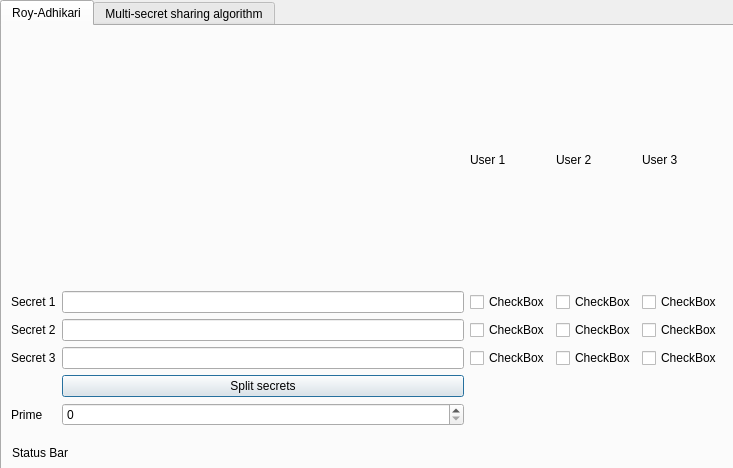
The window that python/gui/multisecret_simple_gui.ui (Qbicz/multi-secret-sharing) describes before a commit, drawn with Qt 5.
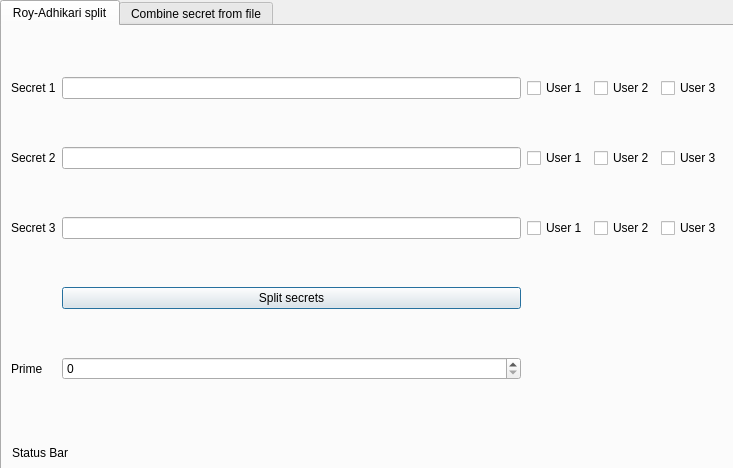
The same window after the commit.

Commit message: created gui for combining secrets

```diff
--- a/python/gui/multisecret_simple_gui.ui
+++ b/python/gui/multisecret_simple_gui.ui
@@ -27,7 +27,7 @@
    </property>
    <widget class="QWidget" name="tab">
     <attribute name="title">
-     <string>Roy-Adhikari</string>
+     <string>Roy-Adhikari split</string>
     </attribute>
     <widget class="QWidget" name="gridLayoutWidget">
      <property name="geometry">
@@ -42,137 +42,116 @@
       <property name="sizeConstraint">
        <enum>QLayout::SetDefaultConstraint</enum>
       </property>
-      <item row="5" column="1">
+      <item row="4" column="1">
        <widget class="QPushButton" name="button_split">
         <property name="text">
          <string>Split secrets</string>
         </property>
        </widget>
       </item>
-      <item row="0" column="3">
-       <widget class="QLabel" name="label_6">
-        <property name="text">
-         <string>User 2</string>
-        </property>
-       </widget>
-      </item>
-      <item row="3" column="2">
+      <item row="2" column="2">
        <widget class="QCheckBox" name="check_s2p1">
         <property name="text">
-         <string>CheckBox</string>
+         <string>User 1</string>
         </property>
        </widget>
       </item>
-      <item row="1" column="1">
+      <item row="0" column="1">
        <widget class="QLineEdit" name="secret_1"/>
       </item>
-      <item row="3" column="0">
+      <item row="2" column="0">
        <widget class="QLabel" name="label_2">
         <property name="text">
          <string>Secret 2</string>
         </property>
        </widget>
       </item>
-      <item row="6" column="1">
+      <item row="5" column="1">
        <widget class="QSpinBox" name="prime"/>
       </item>
-      <item row="4" column="3">
+      <item row="3" column="3">
        <widget class="QCheckBox" name="check_s3p2">
         <property name="text">
-         <string>CheckBox</string>
+         <string>User 2</string>
         </property>
        </widget>
       </item>
-      <item row="4" column="0">
+      <item row="3" column="0">
        <widget class="QLabel" name="label_3">
         <property name="text">
          <string>Secret 3</string>
         </property>
        </widget>
       </item>
-      <item row="1" column="3">
+      <item row="0" column="3">
        <widget class="QCheckBox" name="check_s1p2">
         <property name="text">
-         <string>CheckBox</string>
+         <string>User 2</string>
         </property>
        </widget>
       </item>
-      <item row="1" column="2">
+      <item row="0" column="2">
        <widget class="QCheckBox" name="check_s1p1">
         <property name="text">
-         <string>CheckBox</string>
+         <string>User 1</string>
         </property>
        </widget>
       </item>
       <item row="0" column="4">
-       <widget class="QLabel" name="label_7">
-        <property name="text">
-         <string>User 3</string>
-        </property>
-       </widget>
-      </item>
-      <item row="1" column="4">
        <widget class="QCheckBox" name="check_s1p3">
         <property name="text">
-         <string>CheckBox</string>
+         <string>User 3</string>
         </property>
        </widget>
       </item>
-      <item row="4" column="2">
+      <item row="3" column="2">
        <widget class="QCheckBox" name="check_s3p1">
         <property name="text">
-         <string>CheckBox</string>
+         <string>User 1</string>
         </property>
        </widget>
       </item>
-      <item row="6" column="0">
+      <item row="3" column="1">
+       <widget class="QLineEdit" name="secret_3"/>
+      </item>
+      <item row="5" column="0">
        <widget class="QLabel" name="label_5">
         <property name="text">
          <string>Prime</string>
         </property>
        </widget>
       </item>
-      <item row="4" column="1">
-       <widget class="QLineEdit" name="secret_3"/>
-      </item>
-      <item row="3" column="3">
+      <item row="2" column="3">
        <widget class="QCheckBox" name="check_s2p2">
         <property name="text">
-         <string>CheckBox</string>
+         <string>User 2</string>
         </property>
        </widget>
       </item>
-      <item row="1" column="0">
+      <item row="0" column="0">
        <widget class="QLabel" name="label">
         <property name="text">
          <string>Secret 1</string>
         </property>
        </widget>
       </item>
-      <item row="0" column="2">
-       <widget class="QLabel" name="label_4">
-        <property name="text">
-         <string>User 1</string>
-        </property>
-       </widget>
+      <item row="2" column="1">
+       <widget class="QLineEdit" name="secret_2"/>
       </item>
-      <item row="3" column="4">
+      <item row="2" column="4">
        <widget class="QCheckBox" name="check_s2p3">
         <property name="text">
-         <string>CheckBox</string>
+         <string>User 3</string>
         </property>
        </widget>
       </item>
-      <item row="4" column="4">
+      <item row="3" column="4">
        <widget class="QCheckBox" name="check_s3p3">
         <property name="text">
-         <string>CheckBox</string>
+         <string>User 3</string>
         </property>
        </widget>
       </item>
-      <item row="3" column="1">
-       <widget class="QLineEdit" name="secret_2"/>
-      </item>
      </layout>
     </widget>
     <widget class="QLabel" name="statusbar">
@@ -191,8 +170,75 @@
    </widget>
    <widget class="QWidget" name="tab_2">
     <attribute name="title">
-     <string>Multi-secret sharing algorithm</string>
+     <string>Combine secret from file</string>
     </attribute>
+    <widget class="QWidget" name="gridLayoutWidget_2">
+     <property name="geometry">
+      <rect>
+       <x>10</x>
+       <y>40</y>
+       <width>711</width>
+       <height>391</height>
+      </rect>
+     </property>
+     <layout class="QGridLayout" name="gridLayout_2">
+      <property name="sizeConstraint">
+       <enum>QLayout::SetDefaultConstraint</enum>
+      </property>
+      <item row="3" column="0">
+       <widget class="QLabel" name="label_4">
+        <property name="text">
+         <string>User 2</string>
+        </property>
+       </widget>
+      </item>
+      <item row="4" column="0">
+       <widget class="QLabel" name="label_6">
+        <property name="text">
+         <string>User 3</string>
+        </property>
+       </widget>
+      </item>
+      <item row="0" column="0">
+       <widget class="QLabel" name="label_8">
+        <property name="text">
+         <string>User 1</string>
+        </property>
+       </widget>
+      </item>
+      <item row="5" column="0">
+       <widget class="QPushButton" name="button_split_2">
+        <property name="text">
+         <string>Combine secrets</string>
+        </property>
+       </widget>
+      </item>
+      <item row="0" column="2">
+       <widget class="QPushButton" name="button_split_3">
+        <property name="text">
+         <string>Load pseudo share...</string>
+        </property>
+       </widget>
+      </item>
+      <item row="3" column="2">
+       <widget class="QPushButton" name="button_split_4">
+        <property name="text">
+         <string>Load pseudo share...</string>
+        </property>
+       </widget>
+      </item>
+      <item row="4" column="2">
+       <widget class="QPushButton" name="button_split_5">
+        <property name="text">
+         <string>Load pseudo share...</string>
+        </property>
+       </widget>
+      </item>
+      <item row="5" column="2">
+       <widget class="QTextBrowser" name="textBrowser"/>
+      </item>
+     </layout>
+    </widget>
    </widget>
   </widget>
  </widget>
```
Left out of the diff: 4 changed lines with no effect on the pictures. The commit also changes 1 other file.
